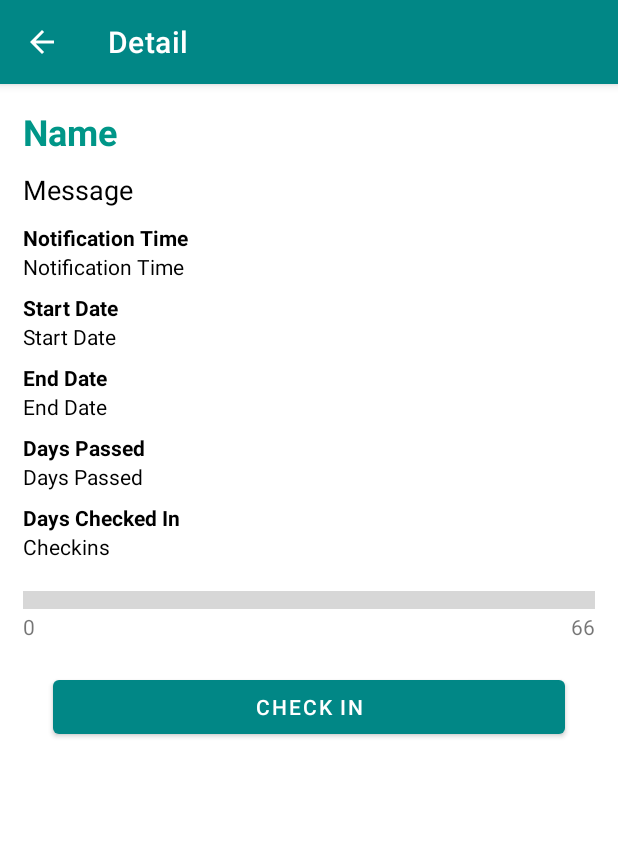
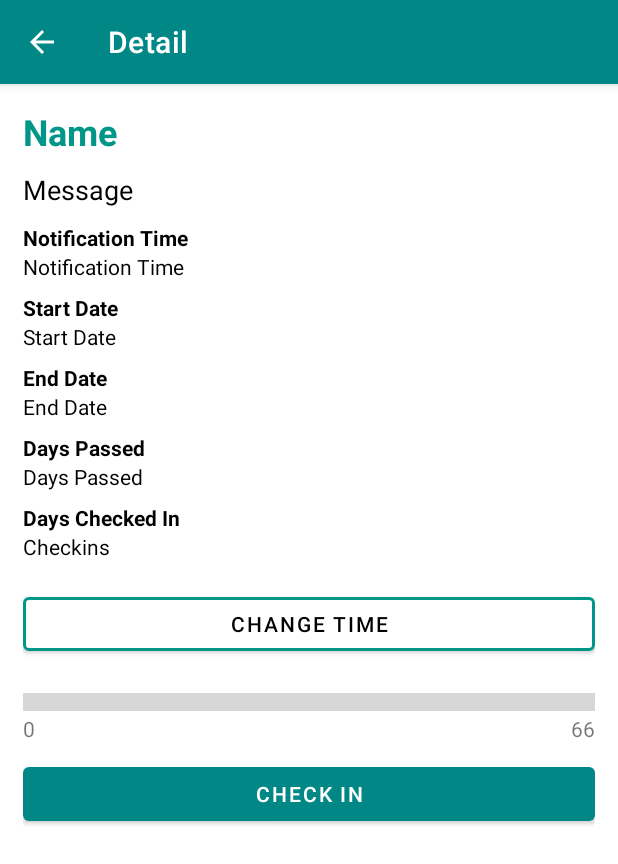
Before and after one commit to akib1010/Good-Habits, an Android app: the DetailActivity screen opened directly, with no data from a screen before it, on a phone screen of 412 x 824 dp. Shown: the top 864 px of the screen. Run offline under Robolectric (Android 15) with nearby library versions, the phone set to English and light mode, and no system bars; 1 statement that could not run was skipped.

Commit message:
The notification time can now be changed for each habit

```diff
--- a/app/src/main/java/comp3350/goodhabits/Objects/Habit.java
+++ b/app/src/main/java/comp3350/goodhabits/Objects/Habit.java
@@ -63,7 +63,7 @@ public class Habit implements Serializable {
         this.hour = hour;
     }
 
-    public void setTime(int minute){
+    public void setMinute(int minute){
         this.minute = minute;
     }
 
--- a/app/src/main/res/layout/activity_add.xml
+++ b/app/src/main/res/layout/activity_add.xml
@@ -75,7 +75,6 @@
                     android:layout_width="wrap_content"
                     android:layout_height="match_parent"
                     android:layout_marginEnd="10dp"
-                    android:layout_marginRight="10dp"
                     android:onClick="selectedButton"
                     android:text="@string/good_habit"
                     android:textSize="18sp"
--- a/app/src/main/res/layout/activity_detail.xml
+++ b/app/src/main/res/layout/activity_detail.xml
@@ -119,12 +119,25 @@
             android:text="@string/checkins"
             android:textColor="#000000" />
 
+        <Button
+            android:id="@+id/dv_change_time_button"
+            android:text="@string/change_time"
+            android:layout_width="match_parent"
+            android:layout_height="wrap_content"
+            android:layout_marginTop="10dp"
+            android:textColor="#000000"
+            android:textSize="14sp"
+            app:backgroundTint="#FFFFFF"
+            app:iconTint="#FFFFFF"
+            app:strokeColor="#009688"
+            app:strokeWidth="2dp" />
+
         <ProgressBar
             android:id="@+id/dv_progress_bar"
             style="@style/Widget.AppCompat.ProgressBar.Horizontal"
             android:layout_width="match_parent"
             android:layout_height="0dp"
-            android:layout_marginTop="10dp"
+            android:layout_marginTop="20dp"
             android:layout_weight="20"
             android:max="66"
             android:scaleY="3" />
@@ -156,11 +169,7 @@
             android:id="@+id/dv_check_in_button"
             android:layout_width="match_parent"
             android:layout_height="wrap_content"
-            android:layout_marginStart="20dp"
-            android:layout_marginLeft="20dp"
-            android:layout_marginTop="20dp"
-            android:layout_marginEnd="20dp"
-            android:layout_marginRight="20dp"
+            android:layout_marginTop="10dp"
             android:text="@string/check_in" />
     </LinearLayout>
 
--- a/app/src/main/res/values/strings.xml
+++ b/app/src/main/res/values/strings.xml
@@ -36,4 +36,5 @@
     <string name="days_checked_in">Days Checked In</string>
     <string name="_0">0</string>
     <string name="_66">66</string>
+    <string name="change_time">Change time</string>
 </resources>
```
Also changed, not shown: app/src/main/java/comp3350/goodhabits/Presentation/DetailActivity.java (+26 -4 lines).
